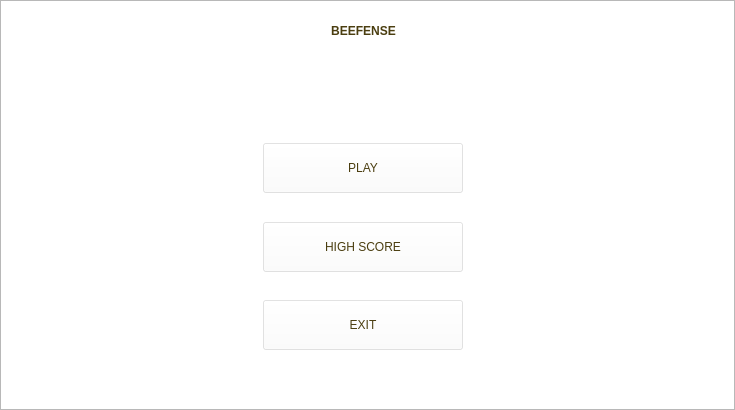
This is Beefense/Menu/mainwindow.ui in doza-daniel/rs16-22 as Qt 5 draws it before an edit. The edited form follows.
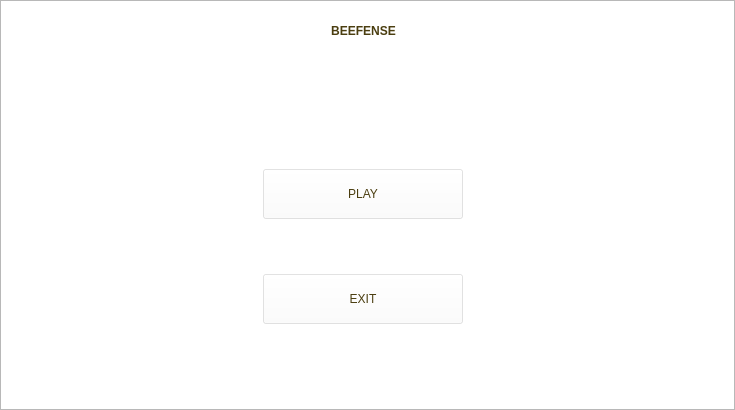
This is the edited form. Icons and pictures are not drawn.

Commit message: Polished some things in the interface

```diff
--- a/Beefense/Menu/mainwindow.ui
+++ b/Beefense/Menu/mainwindow.ui
@@ -131,30 +131,6 @@
        </property>
       </widget>
      </item>
-     <item alignment="Qt::AlignHCenter|Qt::AlignTop">
-      <widget class="QPushButton" name="pushButton_2">
-       <property name="minimumSize">
-        <size>
-         <width>200</width>
-         <height>50</height>
-        </size>
-       </property>
-       <property name="maximumSize">
-        <size>
-         <width>200</width>
-         <height>200</height>
-        </size>
-       </property>
-       <property name="styleSheet">
-        <string notr="true">font: 24pt &quot;Futura&quot;;
-background-color:rgba(255, 255, 255, 100);
-color:#4b3e10;</string>
-       </property>
-       <property name="text">
-        <string>HIGH SCORE</string>
-       </property>
-      </widget>
-     </item>
      <item alignment="Qt::AlignHCenter|Qt::AlignTop">
       <widget class="QPushButton" name="pushButton">
        <property name="minimumSize">
```
The commit also changes 3 other files.
